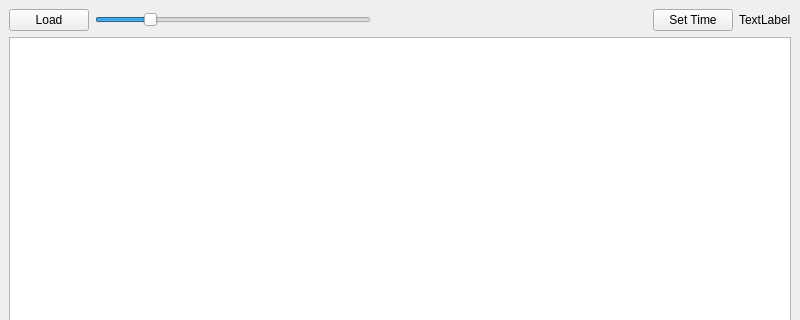
Faz0lek/vut-fit-icp, file mainwindow.ui: the form before one commit; both pictures show x 0 to 800 and y 0 to 320 of the 800 by 600 pixel window.
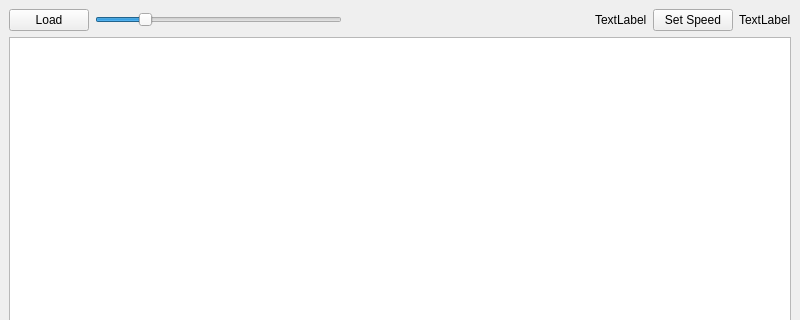
The form after the commit.

Commit message: Add ability to modify time, speed of time

```diff
--- a/mainwindow.ui
+++ b/mainwindow.ui
@@ -54,9 +54,16 @@
        </spacer>
       </item>
       <item>
-       <widget class="QPushButton" name="setTimeButton">
+       <widget class="QLabel" name="speedLabel">
         <property name="text">
-         <string>Set Time</string>
+         <string>TextLabel</string>
+        </property>
+       </widget>
+      </item>
+      <item>
+       <widget class="QPushButton" name="setSpeedButton">
+        <property name="text">
+         <string>Set Speed</string>
         </property>
        </widget>
       </item>
```
The commit also changes 2 other files.
